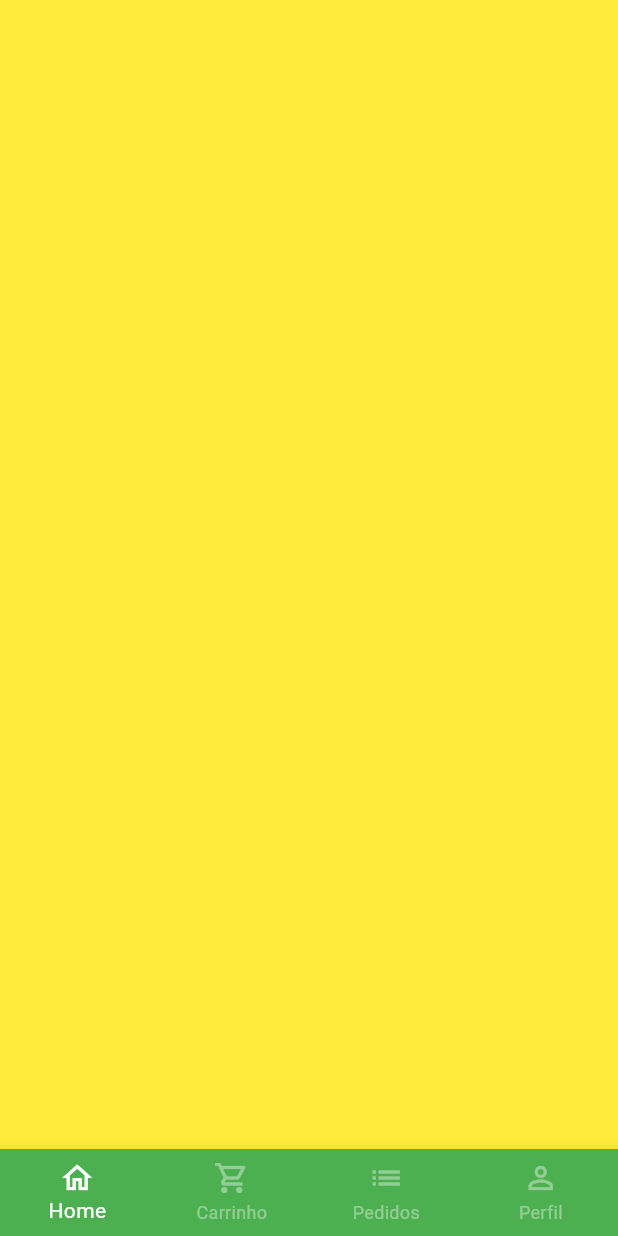
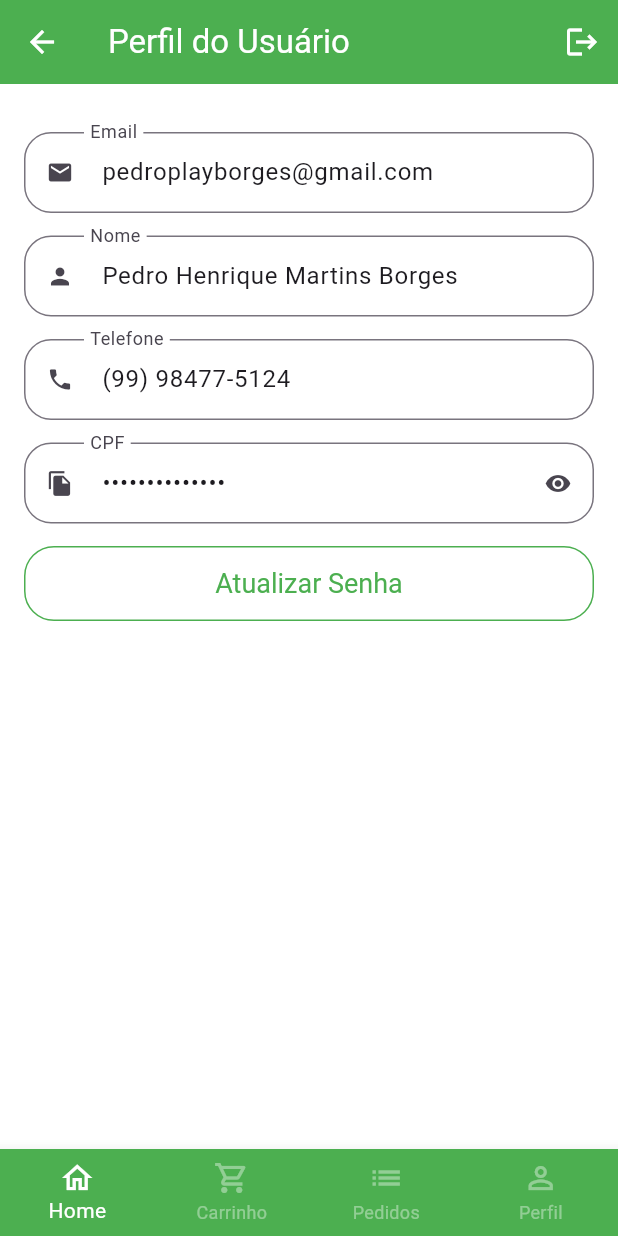
Before and after one commit to piedro404/quitanda-curso-flutter, a Flutter app: the BaseScreen screen opened directly, swiped to page 4, on a phone screen of 412 x 824 dp. Run offline on Flutter 3.47's test engine with Material 3 defaults, Android fonts, the phone set to English and light mode, and no system bars; our stand-ins replace animated_text_kit, badges, mask_text_input_formatter; missing offline and left inert: dart:ffi.

Commit message:
feat: :seedling: Add Profile Screen

```diff
--- a/lib/main.dart
+++ b/lib/main.dart
@@ -32,7 +32,21 @@ class MyApp extends StatelessWidget {
             ),
             foregroundColor: Colors.white,
           ),
-        )
+        ),
+        outlinedButtonTheme: OutlinedButtonThemeData(
+          style: OutlinedButton.styleFrom(
+            side: const BorderSide(
+              color: Colors.green,
+            ),
+            shape: RoundedRectangleBorder(
+              borderRadius: BorderRadius.circular(20),
+            ),
+            foregroundColor: Colors.green,
+            textStyle: const TextStyle(
+              fontSize: 18,
+            ),
+          ),
+        ),
       ),
       debugShowCheckedModeBanner: false,
       home: const SignInScreen(),
--- a/lib/src/config/app_data.dart
+++ b/lib/src/config/app_data.dart
@@ -1,5 +1,6 @@
 import 'package:quitanda/src/models/cart_item_model.dart';
 import 'package:quitanda/src/models/item_model.dart';
+import 'package:quitanda/src/models/user_model.dart';
 
 ItemModel apple = ItemModel(
   itemName: "Maçã",
@@ -71,3 +72,11 @@ List<CartItemModel> cartItem = [
   CartItemModel(item: mango, quantity: 1),
   CartItemModel(item: guava, quantity: 3),
 ];
+
+UserModel user = UserModel(
+  name: "Pedro Henrique Martins Borges",
+  email: "pedroplayborges@gmail.com",
+  phone: "(99) 98477-5124",
+  cpf: "025.115.603-64",
+  password: "ADMIN",
+);
--- /dev/null
+++ b/lib/src/models/user_model.dart
@@ -0,0 +1,15 @@
+class UserModel {
+  String name;
+  String email;
+  String phone;
+  String cpf;
+  String password;
+
+  UserModel({
+    required this.name,
+    required this.email,
+    required this.phone,
+    required this.cpf,
+    required this.password,
+  });
+}
--- a/lib/src/pages/auth/sign_in_screen.dart
+++ b/lib/src/pages/auth/sign_in_screen.dart
@@ -5,7 +5,7 @@ import 'package:flutter/widgets.dart';
 import 'package:quitanda/src/config/custom_colors.dart';
 import 'package:quitanda/src/pages/base/base_screen.dart';
 
-import 'components/custom_text_field.dart';
+import '../common_widgets/custom_text_field.dart';
 import 'sign_up_screen.dart';
 
 class SignInScreen extends StatelessWidget {
--- a/lib/src/pages/auth/sign_up_screen.dart
+++ b/lib/src/pages/auth/sign_up_screen.dart
@@ -2,7 +2,7 @@ import 'package:flutter/material.dart';
 import 'package:mask_text_input_formatter/mask_text_input_formatter.dart';
 import 'package:quitanda/src/config/custom_colors.dart';
 
-import 'components/custom_text_field.dart';
+import '../common_widgets/custom_text_field.dart';
 
 class SignUpScreen extends StatelessWidget {
   SignUpScreen({super.key});
--- a/lib/src/pages/base/base_screen.dart
+++ b/lib/src/pages/base/base_screen.dart
@@ -1,6 +1,7 @@
 import 'package:flutter/material.dart';
 import 'package:quitanda/src/pages/cart/cart_tab.dart';
 import 'package:quitanda/src/pages/home/home_tab.dart';
+import 'package:quitanda/src/pages/profile/profile_tab.dart';
 
 class BaseScreen extends StatefulWidget {
   const BaseScreen({super.key});
@@ -23,9 +24,9 @@ class _BaseScreenState extends State<BaseScreen> {
         controller: pageController,
         children: [
           const HomeTab(),
-          CartTab(),
+          const CartTab(),
           Container(color: Colors.green,),
-          Container(color: Colors.yellow,),
+          const ProfileTab(),
         ],
       ),
       bottomNavigationBar: BottomNavigationBar(
--- a/lib/src/pages/auth/components/custom_text_field.dart
+++ b/lib/src/pages/common_widgets/custom_text_field.dart
@@ -6,14 +6,18 @@ class CustomTextField extends StatefulWidget {
   final String label;
   final bool isSecret;
   final List<TextInputFormatter>? inputFormatters;
+  final String? initialValue;
+  final bool readOnly;
 
-  const CustomTextField(
-      {super.key,
-      required this.icon,
-      required this.label,
-      this.isSecret = false,
-      this.inputFormatters,
-      });
+  const CustomTextField({
+    super.key,
+    required this.icon,
+    required this.label,
+    this.isSecret = false,
+    this.inputFormatters,
+    this.initialValue,
+    this.readOnly = false,
+  });
 
   @override
   State<CustomTextField> createState() => _CustomTextFieldState();
@@ -34,6 +38,8 @@ class _CustomTextFieldState extends State<CustomTextField> {
     return Padding(
       padding: const EdgeInsets.only(bottom: 15),
       child: TextFormField(
+        readOnly: widget.readOnly,
+        initialValue: widget.initialValue,
         inputFormatters: widget.inputFormatters,
         obscureText: isObscure,
         decoration: InputDecoration(
@@ -45,7 +51,8 @@ class _CustomTextFieldState extends State<CustomTextField> {
                         isObscure = !isObscure;
                       });
                     },
-                    icon: Icon(isObscure ? Icons.visibility : Icons.visibility_off),
+                    icon: Icon(
+                        isObscure ? Icons.visibility : Icons.visibility_off),
                   )
                 : null,
             labelText: widget.label,
--- /dev/null
+++ b/lib/src/pages/profile/profile_tab.dart
@@ -0,0 +1,64 @@
+import 'package:flutter/material.dart';
+import 'package:quitanda/src/pages/common_widgets/custom_text_field.dart';
+import 'package:quitanda/src/config/app_data.dart' as appData;
+
+class ProfileTab extends StatelessWidget {
+  const ProfileTab({super.key});
+
+  @override
+  Widget build(BuildContext context) {
+    return Scaffold(
+      appBar: AppBar(
+        title: const Text('Perfil do Usuário'),
+        actions: [
+          IconButton(
+            onPressed: () {},
+            icon: const Icon(
+              Icons.logout,
+            ),
+          ),
+        ],
+      ),
+      body: ListView(
+        physics: const BouncingScrollPhysics(),
+        padding: const EdgeInsets.fromLTRB(16, 32, 16, 16),
+        children: [
+          CustomTextField(
+            icon: Icons.email,
+            label: 'Email',
+            readOnly: true,
+            initialValue: appData.user.email,
+          ),
+          CustomTextField(
+            icon: Icons.person,
+            label: 'Nome',
+            readOnly: true,
+            initialValue: appData.user.name,
+          ),
+          CustomTextField(
+            icon: Icons.phone,
+            label: 'Telefone',
+            readOnly: true,
+            initialValue: appData.user.phone,
+          ),
+          CustomTextField(
+            icon: Icons.file_copy,
+            label: 'CPF',
+            initialValue: appData.user.cpf,
+            readOnly: true,
+            isSecret: true,
+          ),
+          SizedBox(
+            height: 50,
+            child: OutlinedButton(
+              onPressed: () {},
+              child: const Text(
+                'Atualizar Senha',
+              ),
+            ),
+          ),
+        ],
+      ),
+    );
+  }
+}
```
